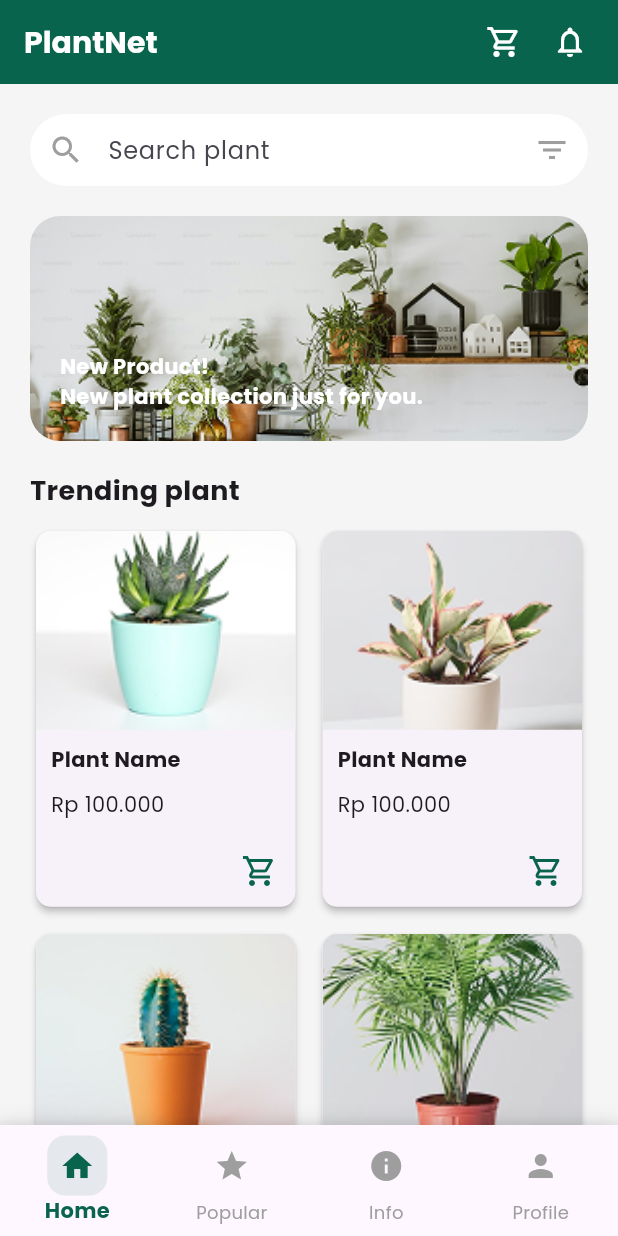
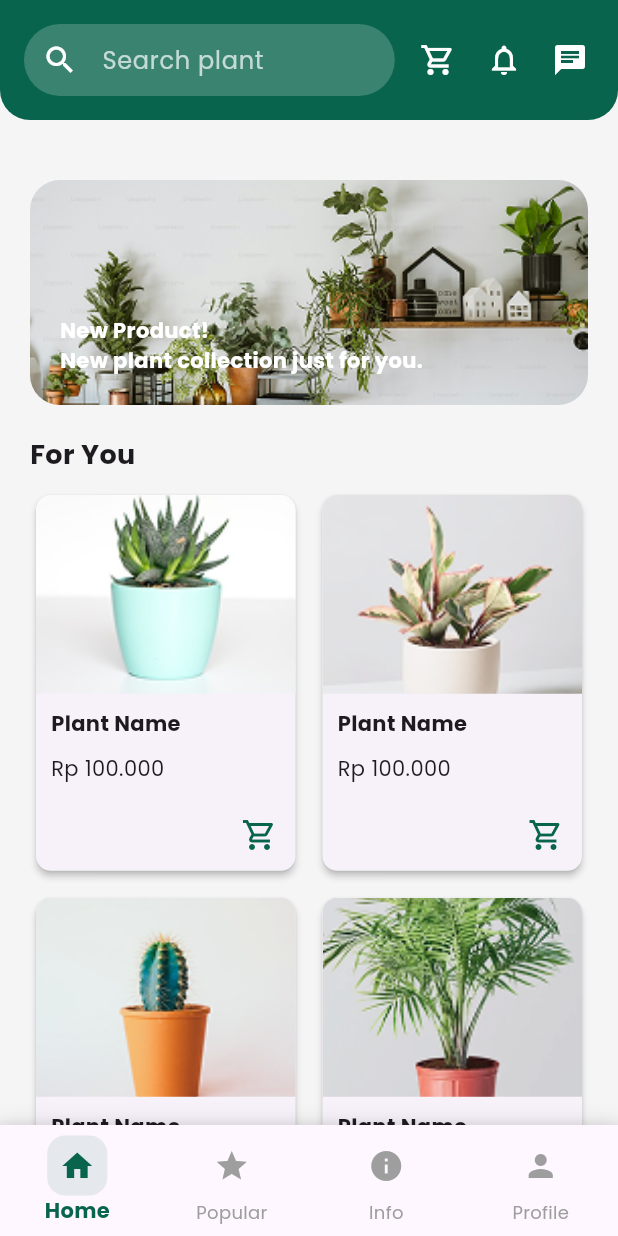
Before and after one commit to Rifaiiii04/hijauloka-MobileApp, a Flutter app: the screen it shows after launch, after a tap on "Sign In", on a phone screen of 412 x 824 dp. Run offline on Flutter 3.47's test engine with Material 3 defaults, Android fonts, the phone set to English and light mode, and no system bars.

Commit message:
change search bar

```diff
--- a/lib/screens/home_screen.dart
+++ b/lib/screens/home_screen.dart
@@ -1,40 +1,66 @@
 import 'package:flutter/material.dart';
 
-class HomeScreen extends StatelessWidget {
+class HomeScreen extends StatefulWidget {
   const HomeScreen({super.key});
+
+  @override
+  State<HomeScreen> createState() => _HomeScreenState();
+}
+
+class _HomeScreenState extends State<HomeScreen> {
+  final FocusNode _searchFocusNode = FocusNode();
+  bool _isSearchActive = false;
+
+  @override
+  void initState() {
+    super.initState();
+    _searchFocusNode.addListener(_onSearchFocusChange);
+  }
+
+  @override
+  void dispose() {
+    _searchFocusNode.removeListener(_onSearchFocusChange);
+    _searchFocusNode.dispose();
+    super.dispose();
+  }
+
+  void _onSearchFocusChange() {
+    setState(() {
+      _isSearchActive = _searchFocusNode.hasFocus;
+    });
+  }
 
   @override
   Widget build(BuildContext context) {
     return Scaffold(
       backgroundColor: Colors.grey[100],
       appBar: AppBar(
+        toolbarHeight: 80,
         backgroundColor: const Color(0xFF08644C),
         elevation: 0,
-        title: const Text(
-          "PlantNet",
-          style: TextStyle(
-            fontFamily: "Poppins", // Tambahin font Poppins di sini
-            fontWeight: FontWeight.bold,
-            fontSize: 20,
-            color: Colors.white,
-          ),
-        ),
-        actions: const [
+        shape: const RoundedRectangleBorder(
+          borderRadius: BorderRadius.vertical(bottom: Radius.circular(20)),
+        ), // Fixed: Added closing parenthesis here
+        title: _buildSearchBar(),
+        actions: _isSearchActive
+            ? null
+            : const [
                 Icon(Icons.shopping_cart_outlined, color: Colors.white),
                 SizedBox(width: 20),
                 Icon(Icons.notifications_none, color: Colors.white),
+                SizedBox(width: 20),
+                Icon(Icons.chat, color: Colors.white),
                 SizedBox(width: 20),
               ],
       ),
       body: ListView(
         padding: const EdgeInsets.all(20),
         children: [
-          _buildSearchBar(),
           const SizedBox(height: 20),
           _buildBanner(),
           const SizedBox(height: 20),
           const Text(
-            "Trending plant",
+            "For You",
             style: TextStyle(
               fontFamily: "Poppins",
               fontSize: 18,
@@ -49,21 +75,32 @@ class HomeScreen extends StatelessWidget {
   }
 
   Widget _buildSearchBar() {
-    return TextField(
-      style: const TextStyle(fontFamily: "Poppins"),
+    return AnimatedContainer(
+      duration: const Duration(milliseconds: 300),
+      width: _isSearchActive
+          ? MediaQuery.of(context).size.width * 1
+          : MediaQuery.of(context).size.width * 0.6,
+      child: TextField(
+        focusNode: _searchFocusNode,
+        style: const TextStyle(fontFamily: "Poppins", color: Colors.white),
         decoration: InputDecoration(
-        prefixIcon: const Icon(Icons.search, color: Colors.grey),
-        suffixIcon: const Icon(Icons.filter_list, color: Colors.grey),
+          prefixIcon: const Icon(Icons.search, color: Colors.white),
+          suffixIcon: _isSearchActive
+              ? IconButton(
+                  icon: const Icon(Icons.close, color: Colors.white),
+                  onPressed: () => _searchFocusNode.unfocus(),
+                )
+              : null,
           hintText: "Search plant",
-        hintStyle: const TextStyle(fontFamily: "Poppins"),
+          hintStyle: const TextStyle(fontFamily: "Poppins", color: Colors.white70),
           filled: true,
-        fillColor: Colors.white,
+          fillColor: Colors.white.withOpacity(0.2),
           border: OutlineInputBorder(
             borderRadius: BorderRadius.circular(30),
             borderSide: BorderSide.none,
           ),
-        contentPadding:
-            const EdgeInsets.symmetric(vertical: 10, horizontal: 20),
+          contentPadding: const EdgeInsets.symmetric(vertical: 10, horizontal: 20),
+        ),
       ),
     );
   }
@@ -109,16 +146,18 @@ class HomeScreen extends StatelessWidget {
       itemBuilder: (context, index) {
         return Card(
           elevation: 2,
-          shape:
-              RoundedRectangleBorder(borderRadius: BorderRadius.circular(10)),
+          shape: RoundedRectangleBorder(
+            borderRadius: BorderRadius.circular(10),
+          ),
           child: Column(
             crossAxisAlignment: CrossAxisAlignment.start,
             children: [
               Expanded(
                 child: Container(
                   decoration: BoxDecoration(
-                    borderRadius:
-                        const BorderRadius.vertical(top: Radius.circular(10)),
+                    borderRadius: const BorderRadius.vertical(
+                      top: Radius.circular(10),
+                    ),
                     image: DecorationImage(
                       image: AssetImage("assets/plant${index + 1}.png"),
                       fit: BoxFit.cover,
```
Lines whose indentation alone changed are shown as unchanged.
